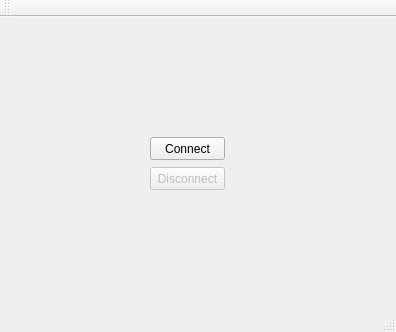
The window that server/WirelessAudioServer/mainwindow.ui (SpenserL/WirelessAudio) describes before a commit, drawn with Qt 5.
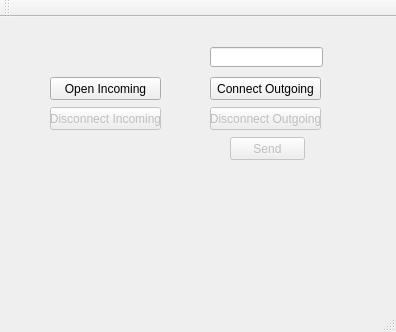
The same window after the commit.

Patch:
```diff
--- a/server/WirelessAudioServer/mainwindow.ui
+++ b/server/WirelessAudioServer/mainwindow.ui
@@ -17,14 +17,14 @@
    <widget class="QPushButton" name="pushButton">
     <property name="geometry">
      <rect>
-      <x>150</x>
-      <y>120</y>
-      <width>75</width>
+      <x>50</x>
+      <y>60</y>
+      <width>111</width>
       <height>23</height>
      </rect>
     </property>
     <property name="text">
-     <string>Connect</string>
+     <string>Open Incoming</string>
     </property>
     <property name="autoDefault">
      <bool>false</bool>
@@ -36,14 +36,72 @@
     </property>
     <property name="geometry">
      <rect>
-      <x>150</x>
-      <y>150</y>
+      <x>50</x>
+      <y>90</y>
+      <width>111</width>
+      <height>23</height>
+     </rect>
+    </property>
+    <property name="text">
+     <string>Disconnect Incoming</string>
+    </property>
+   </widget>
+   <widget class="QPushButton" name="connectOutgoing">
+    <property name="geometry">
+     <rect>
+      <x>210</x>
+      <y>60</y>
+      <width>111</width>
+      <height>23</height>
+     </rect>
+    </property>
+    <property name="text">
+     <string>Connect Outgoing</string>
+    </property>
+   </widget>
+   <widget class="QPushButton" name="disconnectOutgoing">
+    <property name="enabled">
+     <bool>false</bool>
+    </property>
+    <property name="geometry">
+     <rect>
+      <x>210</x>
+      <y>90</y>
+      <width>111</width>
+      <height>23</height>
+     </rect>
+    </property>
+    <property name="text">
+     <string>Disconnect Outgoing</string>
+    </property>
+   </widget>
+   <widget class="QPushButton" name="sendBtn">
+    <property name="enabled">
+     <bool>false</bool>
+    </property>
+    <property name="geometry">
+     <rect>
+      <x>230</x>
+      <y>120</y>
       <width>75</width>
       <height>23</height>
      </rect>
     </property>
     <property name="text">
-     <string>Disconnect</string>
+     <string>Send</string>
+    </property>
+   </widget>
+   <widget class="QLineEdit" name="ipAddr">
+    <property name="geometry">
+     <rect>
+      <x>210</x>
+      <y>30</y>
+      <width>113</width>
+      <height>20</height>
+     </rect>
+    </property>
+    <property name="maxLength">
+     <number>15</number>
     </property>
    </widget>
   </widget>
```
Left out of the diff: 4 changed lines with no effect on the pictures.
